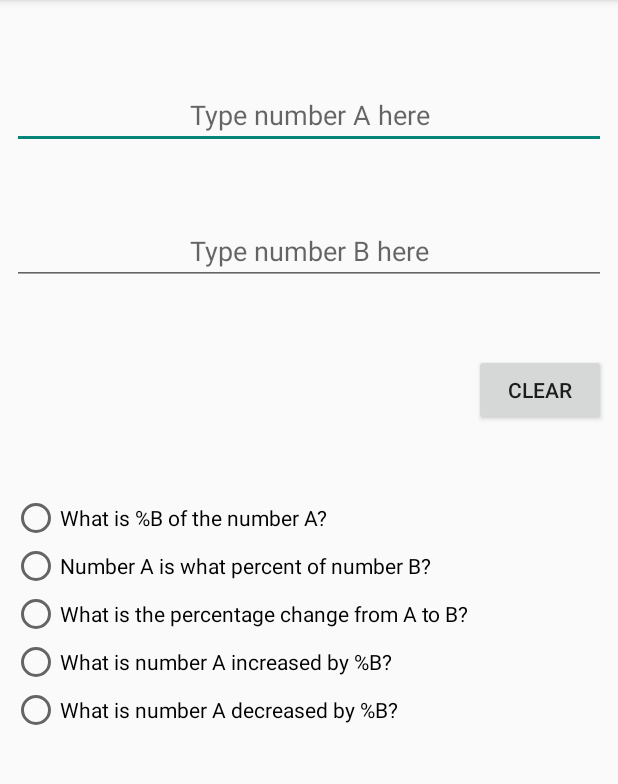
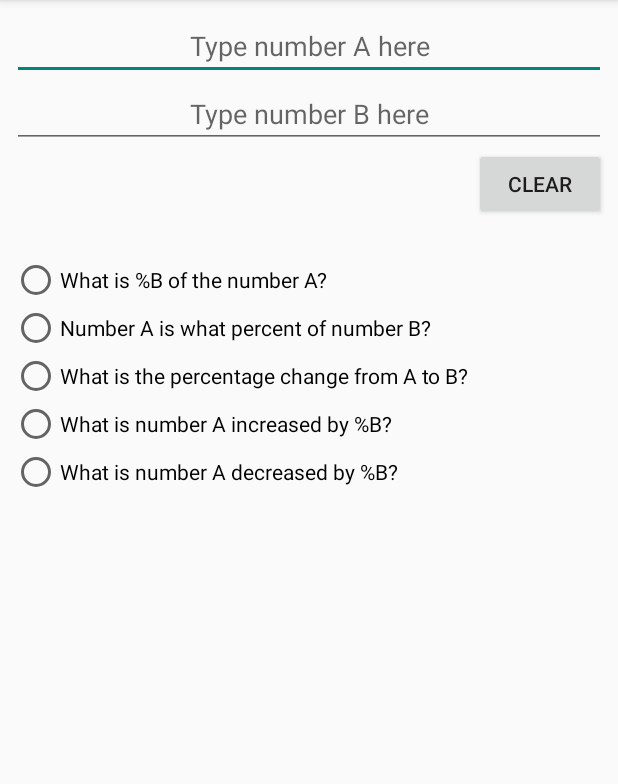
Before and after one commit to ermanergoz/PercentageCalculator, an Android app: the screen it shows after launch (MainActivity), on a phone screen of 412 x 824 dp, the part 84-868 px from its top. Run offline under Robolectric (Android 15) with nearby library versions, the phone set to English and light mode, and no system bars.

Commit message:
Add scrollview

```diff
--- a/app/src/main/res/layout/activity_main.xml
+++ b/app/src/main/res/layout/activity_main.xml
@@ -1,9 +1,15 @@
 <?xml version="1.0" encoding="utf-8"?>
-<androidx.constraintlayout.widget.ConstraintLayout xmlns:android="http://schemas.android.com/apk/res/android"
+
+<ScrollView xmlns:android="http://schemas.android.com/apk/res/android"
     xmlns:app="http://schemas.android.com/apk/res-auto"
     xmlns:tools="http://schemas.android.com/tools"
     android:layout_width="match_parent"
     android:layout_height="match_parent"
+    android:orientation="vertical">
+
+    <androidx.constraintlayout.widget.ConstraintLayout
+        android:layout_width="match_parent"
+        android:layout_height="wrap_content"
         tools:context=".MainActivity">
 
         <RadioGroup
@@ -12,7 +18,8 @@
             android:layout_height="wrap_content"
             android:layout_marginStart="8dp"
             android:layout_marginLeft="8dp"
-        android:layout_marginBottom="128dp"
+            android:layout_marginTop="24dp"
+            android:layout_marginBottom="64dp"
             app:layout_constraintBottom_toTopOf="@+id/resultTextView"
             app:layout_constraintEnd_toEndOf="parent"
             app:layout_constraintHorizontal_bias="0.0"
@@ -151,3 +158,4 @@
             app:layout_constraintVertical_bias="0.463" />
 
     </androidx.constraintlayout.widget.ConstraintLayout>
+</ScrollView>
```
Lines whose indentation alone changed are shown as unchanged.
